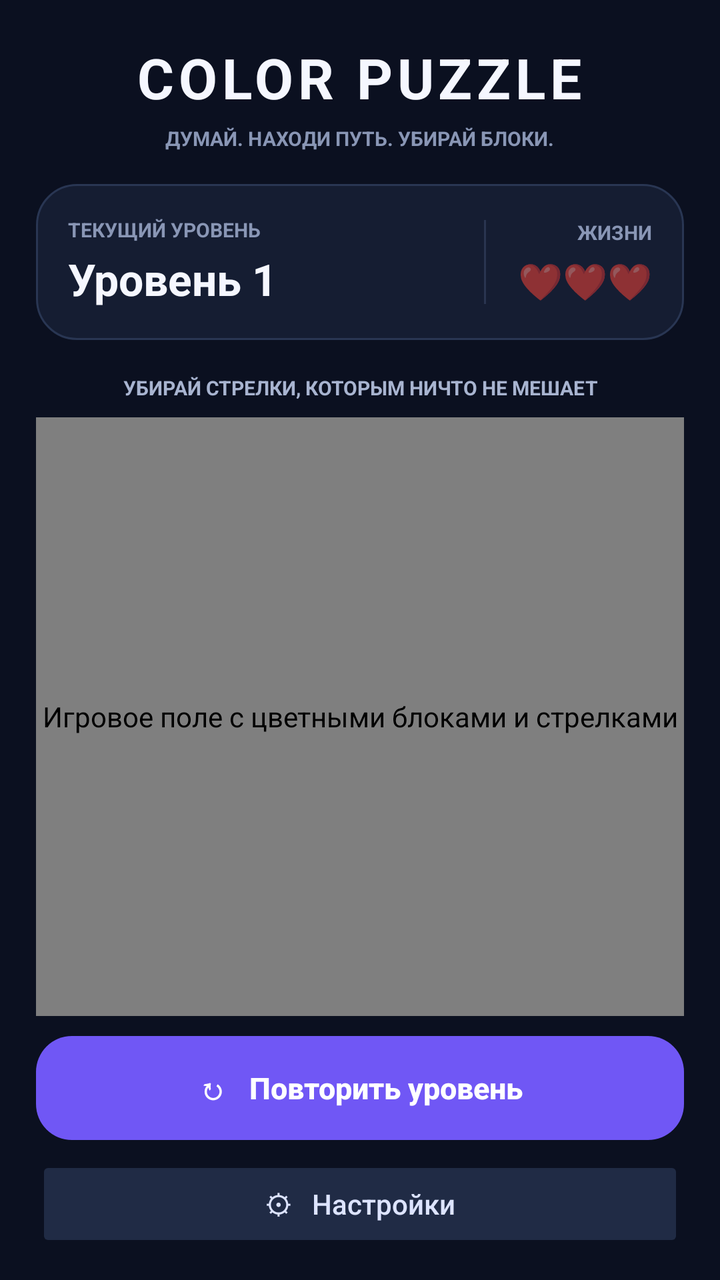
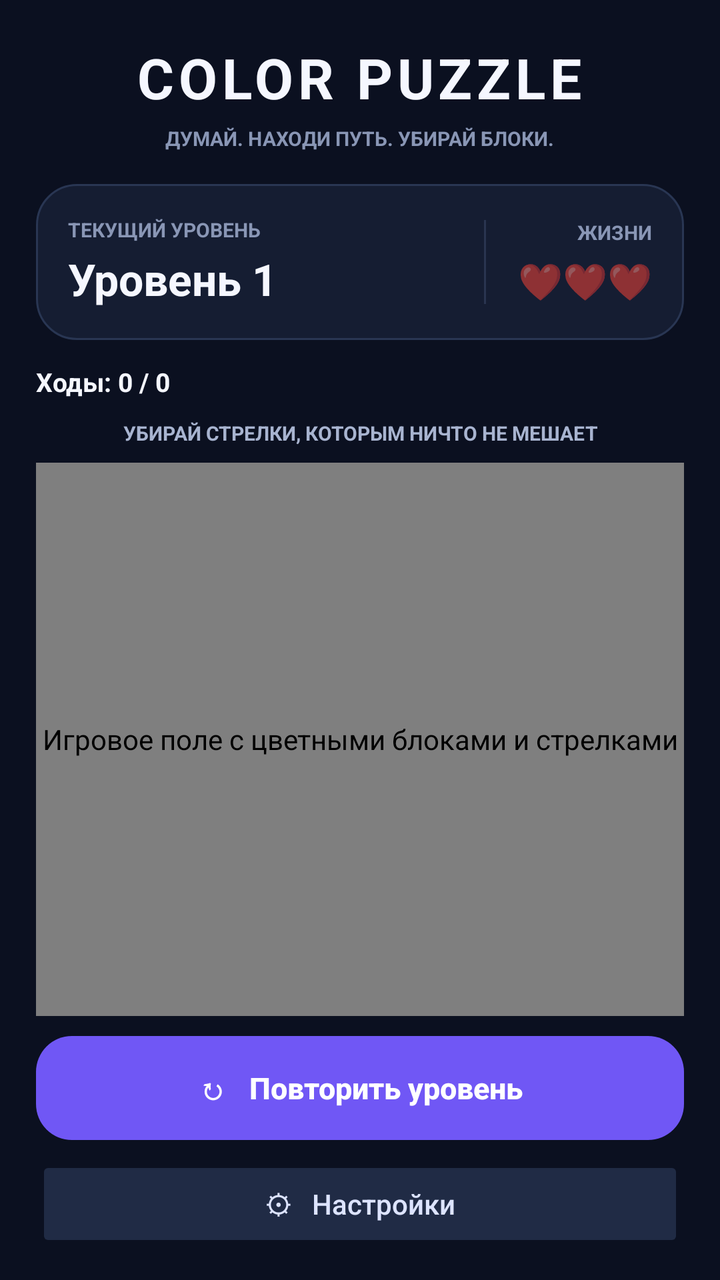

Before-and-after screenshots of an Android layout around one commit, followed by the original layout XML and the change that was made.
<!-- AndroidManifest.xml: application theme Theme.AppCompat.Light.NoActionBar -->
<!-- res/layout/activity_main.xml -->
<?xml version="1.0" encoding="utf-8"?>
<LinearLayout
    xmlns:android="http://schemas.android.com/apk/res/android"
    android:layout_width="match_parent"
    android:layout_height="match_parent"
    android:orientation="vertical"
    android:background="#0B1020"
    android:paddingStart="18dp"
    android:paddingEnd="18dp"
    android:paddingTop="20dp"
    android:paddingBottom="14dp">

    <TextView
        android:id="@+id/titleText"
        android:layout_width="wrap_content"
        android:layout_height="wrap_content"
        android:layout_gravity="center_horizontal"
        android:text="COLOR PUZZLE"
        android:textColor="#F5F7FF"
        android:textSize="28sp"
        android:textStyle="bold"
        android:letterSpacing="0.08" />

    <TextView
        android:id="@+id/subtitleText"
        android:layout_width="wrap_content"
        android:layout_height="wrap_content"
        android:layout_gravity="center_horizontal"
        android:layout_marginTop="5dp"
        android:layout_marginBottom="16dp"
        android:gravity="center"
        android:text="ДУМАЙ. НАХОДИ ПУТЬ. УБИРАЙ БЛОКИ."
        android:textColor="#8996B5"
        android:textSize="10sp"
        android:textStyle="bold" />

    <LinearLayout
        android:layout_width="match_parent"
        android:layout_height="wrap_content"
        android:orientation="horizontal"
        android:gravity="center_vertical"
        android:background="@drawable/panel_bg"
        android:padding="16dp">

        <LinearLayout
            android:layout_width="0dp"
            android:layout_height="wrap_content"
            android:layout_weight="1"
            android:orientation="vertical">

            <TextView
                android:id="@+id/levelCaption"
                android:layout_width="wrap_content"
                android:layout_height="wrap_content"
                android:text="ТЕКУЩИЙ УРОВЕНЬ"
                android:textColor="#8996B5"
                android:textSize="10sp"
                android:textStyle="bold" />

            <TextView
                android:id="@+id/tvLevel"
                android:layout_width="wrap_content"
                android:layout_height="wrap_content"
                android:layout_marginTop="3dp"
                android:text="Уровень 1"
                android:textColor="#F5F7FF"
                android:textSize="22sp"
                android:textStyle="bold" />
        </LinearLayout>

        <View
            android:layout_width="1dp"
            android:layout_height="42dp"
            android:layout_marginStart="8dp"
            android:layout_marginEnd="16dp"
            android:background="#2A3550" />

        <LinearLayout
            android:layout_width="wrap_content"
            android:layout_height="wrap_content"
            android:orientation="vertical"
            android:gravity="end">

            <TextView
                android:id="@+id/livesCaption"
                android:layout_width="wrap_content"
                android:layout_height="wrap_content"
                android:text="ЖИЗНИ"
                android:textColor="#8996B5"
                android:textSize="10sp"
                android:textStyle="bold" />

            <TextView
                android:id="@+id/tvLives"
                android:layout_width="wrap_content"
                android:layout_height="wrap_content"
                android:layout_marginTop="5dp"
                android:text="❤️❤️❤️"
                android:textSize="18sp" />
        </LinearLayout>
    </LinearLayout>

    <TextView
        android:id="@+id/hintText"
        android:layout_width="match_parent"
        android:layout_height="wrap_content"
        android:layout_marginTop="17dp"
        android:layout_marginBottom="8dp"
        android:gravity="center"
        android:text="УБИРАЙ СТРЕЛКИ, КОТОРЫМ НИЧТО НЕ МЕШАЕТ"
        android:textColor="#A8B4D0"
        android:textSize="10sp"
        android:textStyle="bold" />

    <com.example.colorpuzzle.ColorPuzzleView
        android:id="@+id/puzzleView"
        android:layout_width="match_parent"
        android:layout_height="0dp"
        android:layout_weight="1"
        android:contentDescription="Игровое поле с цветными блоками и стрелками"
        android:importantForAccessibility="yes" />

    <Button
        android:id="@+id/btnRestart"
        android:layout_width="match_parent"
        android:layout_height="52dp"
        android:layout_marginTop="10dp"
        android:text="↻   Повторить уровень"
        android:textAllCaps="false"
        android:textColor="#FFFFFF"
        android:textSize="15sp"
        android:textStyle="bold"
        android:background="@drawable/restart_button_bg"
        android:stateListAnimator="@null" />

    <Button
        android:id="@+id/btnSettings"
        android:layout_width="match_parent"
        android:layout_height="48dp"
        android:layout_marginTop="8dp"
        android:text="⚙   Настройки"
        android:textAllCaps="false"
        android:textColor="#DDE4FF"
        android:textSize="14sp"
        android:backgroundTint="#202B45"
        android:stateListAnimator="@null" />

</LinearLayout>
<!-- resources referenced by this layout -->
<resources>
  <!-- drawable panel_bg (drawable) -->
  <?xml version="1.0" encoding="utf-8"?>
  <shape xmlns:android="http://schemas.android.com/apk/res/android"
      android:shape="rectangle">
      <solid android:color="#151D32"/>
      <stroke
          android:width="1dp"
          android:color="#293653"/>
      <corners android:radius="20dp"/>
  </shape>
  <!-- drawable restart_button_bg (drawable) -->
  <?xml version="1.0" encoding="utf-8"?>
  <shape xmlns:android="http://schemas.android.com/apk/res/android"
      android:shape="rectangle">
      <solid android:color="#7057F5"/>
      <corners android:radius="18dp"/>
  </shape>
</resources>

<!-- the commit's change to res/layout/activity_main.xml (unified diff, before → after) -->
@@ -100,11 +100,46 @@
         </LinearLayout>
     </LinearLayout>
 
+    
+    <LinearLayout
+        android:layout_width="match_parent"
+        android:layout_height="wrap_content"
+        android:layout_marginTop="12dp"
+        android:orientation="horizontal"
+        android:gravity="center_vertical">
+
+        <TextView
+            android:id="@+id/movesTextView"
+            android:layout_width="0dp"
+            android:layout_height="wrap_content"
+            android:layout_weight="1"
+            android:gravity="start"
+            android:text="Ходы: 0 / 0"
+            android:textColor="#F5F7FF"
+            android:textSize="13sp"
+            android:textStyle="bold" />
+
+        <TextView
+            android:id="@+id/colorGroupTextView"
+            android:layout_width="wrap_content"
+            android:layout_height="wrap_content"
+            android:background="#2A3550"
+            android:paddingStart="10dp"
+            android:paddingEnd="10dp"
+            android:paddingTop="4dp"
+            android:paddingBottom="4dp"
+            android:text="Группа 1"
+            android:textColor="#FFD700"
+            android:textSize="12sp"
+            android:textStyle="bold"
+            android:visibility="gone" />
+    </LinearLayout>
+
     <TextView
         android:id="@+id/hintText"
         android:layout_width="match_parent"
         android:layout_height="wrap_content"
-        android:layout_marginTop="17dp"
+        android:layout_marginTop="10dp"
         android:layout_marginBottom="8dp"
         android:gravity="center"
         android:text="УБИРАЙ СТРЕЛКИ, КОТОРЫМ НИЧТО НЕ МЕШАЕТ"
